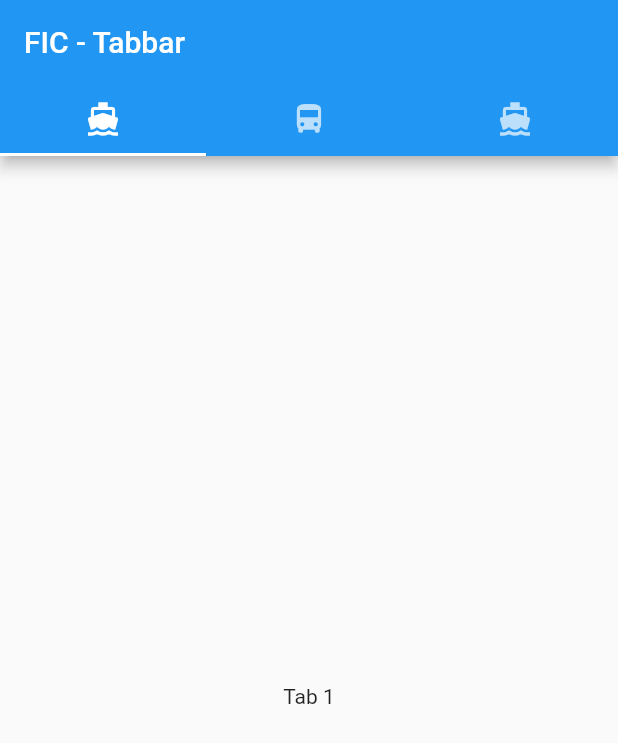
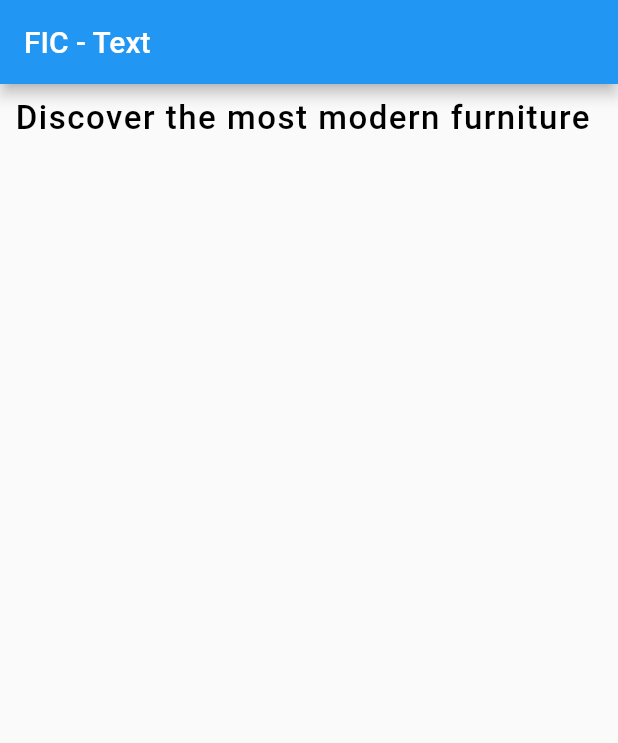
Before and after one commit to zainalsalamun/fic_flutter_basic, a Flutter app: the screen it shows after launch, on a phone screen of 412 x 824 dp. Shown: the top 743 px of the screen. Run offline on Flutter 3.47's test engine with Material 2 defaults, Android fonts, the phone set to English and light mode, and no system bars; our stand-ins replace flutter_svg.

Commit message:
basic widget

```diff
--- a/lib/main.dart
+++ b/lib/main.dart
@@ -1,4 +1,11 @@
 import 'package:fic_flutter_basic/screen/dashboard_furniture.dart';
+import 'package:fic_flutter_basic/widget_lesson/basic_widget/button_widget.dart';
+import 'package:fic_flutter_basic/widget_lesson/basic_widget/circle_avatar_widget.dart';
+import 'package:fic_flutter_basic/widget_lesson/basic_widget/container_widget.dart';
+import 'package:fic_flutter_basic/widget_lesson/basic_widget/icon_widget.dart';
+import 'package:fic_flutter_basic/widget_lesson/basic_widget/image_widget.dart';
+import 'package:fic_flutter_basic/widget_lesson/basic_widget/scafold_widget.dart';
+import 'package:fic_flutter_basic/widget_lesson/basic_widget/text_widget.dart';
 import 'package:fic_flutter_basic/widget_lesson/navigation/bottom_navbar.dart';
 import 'package:fic_flutter_basic/widget_lesson/navigation/drawer_widget.dart';
 import 'package:fic_flutter_basic/widget_lesson/navigation/navigation_pop.dart';
@@ -23,7 +30,7 @@ class MyApp extends StatelessWidget {
       theme: ThemeData(
         primarySwatch: Colors.blue,
       ),
-      home: const TabbarWidget(),
+      home: const TextWidget(),
     );
   }
 }
--- /dev/null
+++ b/lib/widget_lesson/basic_widget/text_widget.dart
@@ -0,0 +1,31 @@
+import 'package:flutter/material.dart';
+import 'package:flutter/src/widgets/framework.dart';
+import 'package:flutter/src/widgets/placeholder.dart';
+
+class TextWidget extends StatelessWidget {
+  const TextWidget({super.key});
+
+  @override
+  Widget build(BuildContext context) {
+    return Scaffold(
+      appBar: AppBar(
+        title: const Text('FIC - Text'),
+        actions: const [],
+      ),
+      body: Container(
+        padding: const EdgeInsets.all(10.0),
+        child: Column(children: const [
+          Text(
+            'Discover the most modern furniture',
+            style: TextStyle(
+              color: Colors.black,
+              fontSize: 22.0,
+              fontWeight: FontWeight.w500,
+              letterSpacing: 1,
+            ),
+          )
+        ]),
+      ),
+    );
+  }
+}
```
Also changed, not shown: lib/widget_lesson/basic_widget/button_widget.dart (added, +42 -0 lines), lib/widget_lesson/basic_widget/circle_avatar_widget.dart (added, +50 -0 lines), lib/widget_lesson/basic_widget/container_widget.dart (added, +32 -0 lines), lib/widget_lesson/basic_widget/icon_widget.dart (added, +28 -0 lines), lib/widget_lesson/basic_widget/image_widget.dart (added, +31 -0 lines), lib/widget_lesson/basic_widget/scafold_widget.dart (added, +24 -0 lines).
